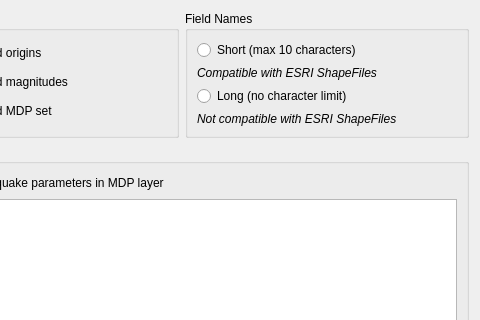
Old version of the form qquake/ui/output_table_options.ui in the repository INGV/qquake; both pictures show x 116 to 596 and y 0 to 320 of the 596 by 539 pixel window.
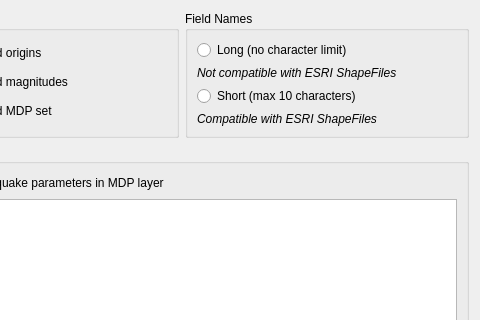
New version of the form.

Commit message: Moved up the long field names button

What changed in the file:
```diff
--- a/qquake/ui/output_table_options.ui
+++ b/qquake/ui/output_table_options.ui
@@ -125,33 +125,33 @@
        </property>
        <layout class="QGridLayout" name="gridLayout_3">
         <item row="0" column="0" colspan="2">
-         <widget class="QRadioButton" name="radio_short_fields">
+         <widget class="QRadioButton" name="radio_long_fields">
           <property name="text">
-           <string>Short (max 10 characters)</string>
+           <string>Long (no character limit)</string>
           </property>
          </widget>
         </item>
-        <item row="4" column="0" colspan="2">
+        <item row="1" column="0" colspan="2">
          <widget class="QLabel" name="label_2">
           <property name="text">
            <string>&lt;i&gt;Not compatible with ESRI ShapeFiles&lt;/i&gt;</string>
           </property>
          </widget>
         </item>
-        <item row="1" column="0" colspan="2">
+        <item row="2" column="0" colspan="2">
+         <widget class="QRadioButton" name="radio_short_fields">
+          <property name="text">
+           <string>Short (max 10 characters)</string>
+          </property>
+         </widget>
+        </item>
+        <item row="3" column="0" colspan="2">
          <widget class="QLabel" name="label">
           <property name="text">
            <string>&lt;i&gt;Compatible with ESRI ShapeFiles&lt;/i&gt;</string>
           </property>
          </widget>
         </item>
-        <item row="3" column="0" colspan="2">
-         <widget class="QRadioButton" name="radio_long_fields">
-          <property name="text">
-           <string>Long (no character limit)</string>
-          </property>
-         </widget>
-        </item>
        </layout>
       </widget>
      </item>
```
